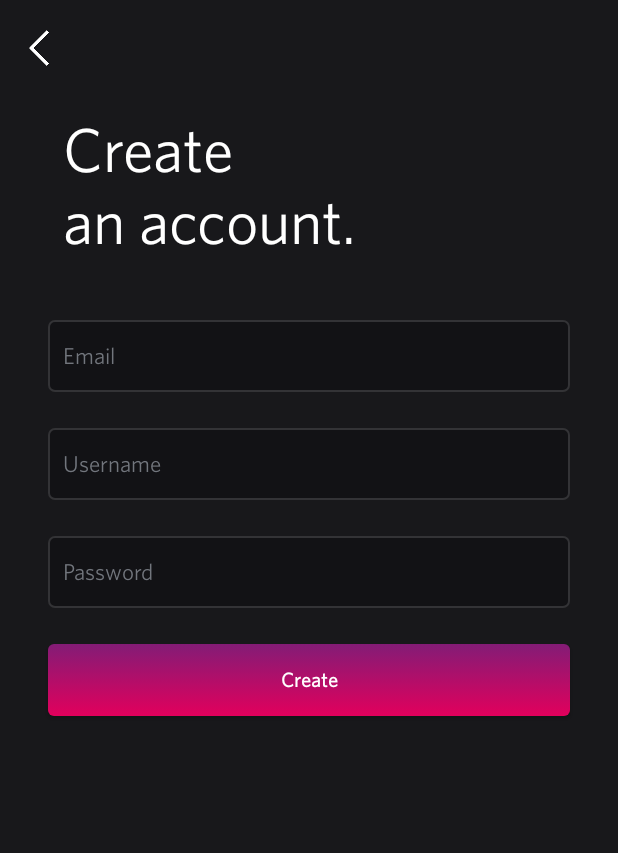
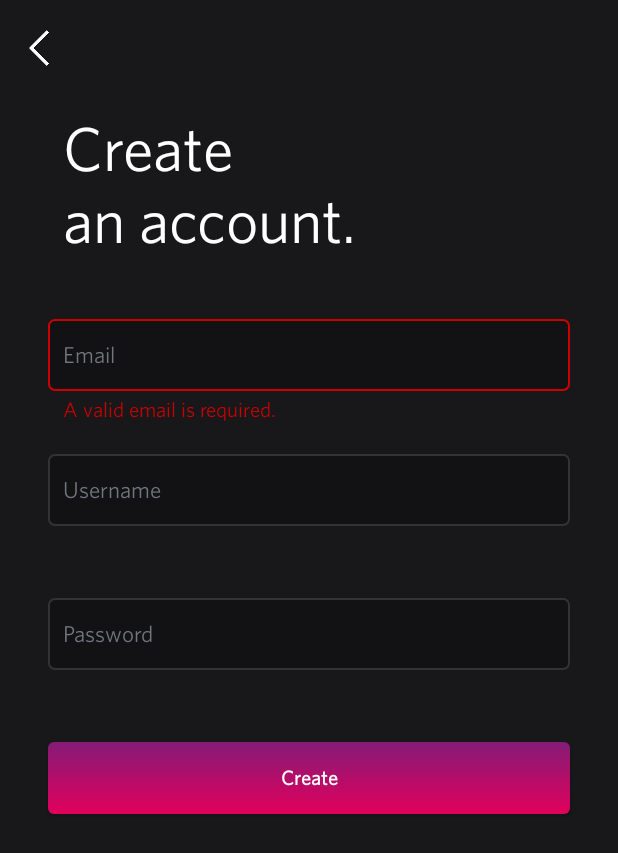
Before and after one commit to Skelly-Co/hito-android-app, an Android app: the CreateAccountActivity screen opened directly, with no data from a screen before it, after a tap on "Create", on a phone screen of 412 x 824 dp. Shown: the top 853 px of the screen. Run offline under Robolectric (Android 15) with nearby library versions, the phone set to English and light mode, and no system bars; our stand-ins replace sdp/ssp sizes; libraries missing offline, so code that uses them is left out: com.r0adkll.slidr, org.apache.commons; 1 statement that could not run was skipped.

Commit message:
Update CreateAccountActivity.java
Implement error handling

```diff
--- a/app/src/main/java/com/skellyco/hito/view/CreateAccountActivity.java
+++ b/app/src/main/java/com/skellyco/hito/view/CreateAccountActivity.java
@@ -1,17 +1,28 @@
 package com.skellyco.hito.view;
 
+import androidx.appcompat.app.AlertDialog;
 import androidx.appcompat.app.AppCompatActivity;
+import androidx.constraintlayout.widget.ConstraintLayout;
+import androidx.lifecycle.LiveData;
+import androidx.lifecycle.Observer;
 import androidx.lifecycle.ViewModelProvider;
 
 import android.os.Bundle;
 import android.view.View;
+import android.view.WindowManager;
 import android.widget.Button;
 import android.widget.EditText;
 import android.widget.ImageButton;
+import android.widget.RelativeLayout;
+import android.widget.TextView;
 
 import com.r0adkll.slidr.Slidr;
 import com.skellyco.hito.R;
 import com.skellyco.hito.core.entity.dto.CreateAccountDTO;
+import com.skellyco.hito.core.shared.Resource;
+import com.skellyco.hito.core.shared.error.CreateAccountError;
+import com.skellyco.hito.view.util.AlertBuilder;
+import com.skellyco.hito.view.util.LiveDataUtil;
 import com.skellyco.hito.viewmodel.CreateAccountViewModel;
 
 public class CreateAccountActivity extends AppCompatActivity {
@@ -20,9 +31,13 @@ public class CreateAccountActivity extends AppCompatActivity {
 
     private ImageButton btnBack;
     private EditText etEmail;
+    private TextView tvEmailError;
     private EditText etUsername;
+    private TextView tvUsernameError;
     private EditText etPassword;
+    private TextView tvPasswordError;
     private Button btnCreateAccount;
+    private RelativeLayout relLoadingPanel;
 
     private CreateAccountViewModel createAccountViewModel;
 
@@ -41,9 +56,13 @@ public class CreateAccountActivity extends AppCompatActivity {
     {
         btnBack = findViewById(R.id.btnBack);
         etEmail = findViewById(R.id.etEmail);
+        tvEmailError = findViewById(R.id.tvEmailError);
         etUsername = findViewById(R.id.etUsername);
+        tvUsernameError = findViewById(R.id.tvUsernameError);
         etPassword = findViewById(R.id.etPassword);
+        tvPasswordError = findViewById(R.id.tvPasswordError);
         btnCreateAccount = findViewById(R.id.btnCreateAccount);
+        relLoadingPanel = findViewById(R.id.relLoadingPanel);
     }
 
     private void initializeListeners()
@@ -74,6 +93,134 @@ public class CreateAccountActivity extends AppCompatActivity {
 
     private void createAccount(CreateAccountDTO createAccountDTO)
     {
+        clearErrors();
+        showLoading();
+        LiveData<Resource<Void, CreateAccountError>> createAccountResource = createAccountViewModel.createAccount(createAccountDTO);
+        LiveDataUtil.observeOnce(createAccountResource, new Observer<Resource<Void, CreateAccountError>>() {
+            @Override
+            public void onChanged(Resource<Void, CreateAccountError> resource) {
+                hideLoading();
+                if(resource.getStatus() == Resource.Status.SUCCESS)
+                {
+
+                }
+                else
+                {
+                    displayError(resource.getError());
+                }
+            }
+        });
+    }
+
+    private void showLoading()
+    {
+        relLoadingPanel.setVisibility(View.VISIBLE);
+        getWindow().setFlags(WindowManager.LayoutParams.FLAG_NOT_TOUCHABLE, WindowManager.LayoutParams.FLAG_NOT_TOUCHABLE);
+    }
+
+    private void hideLoading()
+    {
+        relLoadingPanel.setVisibility(View.GONE);
+        getWindow().clearFlags(WindowManager.LayoutParams.FLAG_NOT_TOUCHABLE);
+    }
+
+    private void displayError(CreateAccountError error)
+    {
+        switch(error.getType())
+        {
+            case EMPTY_EMAIL:
+            {
+                displayEmailError("A valid email is required.");
+                break;
+            }
+            case INVALID_EMAIL:
+            {
+                displayEmailError("The entered email is not valid.");
+                break;
+            }
+            case EMPTY_USERNAME:
+            {
+                displayUsernameError("Username is required.");
+                break;
+            }
+            case EMPTY_PASSWORD:
+            {
+                displayPasswordError("Password is required.");
+                break;
+            }
+            case WEAK_PASSWORD:
+            {
+                displayPasswordError("The entered password is too weak");
+                break;
+            }
+            case UNKNOWN:
+            default:
+            {
+                displayGenericError("Something went wrong. Try again later or contact support.");
+                break;
+            }
+        }
+    }
+
+    private void displayEmailError(String errorMessage)
+    {
+        ConstraintLayout.LayoutParams params = (ConstraintLayout.LayoutParams) etUsername.getLayoutParams();
+        params.setMargins(32, 32, 32, 0);
+        etUsername.setLayoutParams(params);
+        etEmail.setBackgroundResource(R.drawable.edit_text_error);
+        tvEmailError.setText(errorMessage);
+        tvEmailError.setVisibility(View.VISIBLE);
+    }
+
+    private void displayUsernameError(String errorMessage)
+    {
+        ConstraintLayout.LayoutParams params = (ConstraintLayout.LayoutParams) etPassword.getLayoutParams();
+        params.setMargins(32, 32, 32, 0);
+        etPassword.setLayoutParams(params);
+        etUsername.setBackgroundResource(R.drawable.edit_text_error);
+        tvUsernameError.setText(errorMessage);
+        tvUsernameError.setVisibility(View.VISIBLE);
+    }
+
+    private void displayPasswordError(String errorMessage)
+    {
+        ConstraintLayout.LayoutParams params = (ConstraintLayout.LayoutParams) btnCreateAccount.getLayoutParams();
+        params.setMargins(32,42,32,0);
+        btnCreateAccount.setLayoutParams(params);
+        etPassword.setBackgroundResource(R.drawable.edit_text_error);
+        tvPasswordError.setText(errorMessage);
+        tvPasswordError.setVisibility(View.VISIBLE);
+    }
+
+    private void displayGenericError(String errorMessage)
+    {
+        AlertDialog errorDialog = AlertBuilder.buildErrorDialog(this, errorMessage);
+        errorDialog.show();
+    }
+
+    private void clearErrors()
+    {
+        ConstraintLayout.LayoutParams usernameParams = (ConstraintLayout.LayoutParams) etUsername.getLayoutParams();
+        usernameParams.setMargins(32,72,32,0);
+        etUsername.setLayoutParams(usernameParams);
+
+        ConstraintLayout.LayoutParams passwordParams = (ConstraintLayout.LayoutParams) etPassword.getLayoutParams();
+        passwordParams.setMargins(32,72,32,0);
+        etPassword.setLayoutParams(passwordParams);
+
+        ConstraintLayout.LayoutParams createAccountParams = (ConstraintLayout.LayoutParams) btnCreateAccount.getLayoutParams();
+        createAccountParams.setMargins(32,72,32,0);
+        btnCreateAccount.setLayoutParams(createAccountParams);
+
+        etEmail.setBackgroundResource(R.drawable.edit_text);
+        etUsername.setBackgroundResource(R.drawable.edit_text);
+        etPassword.setBackgroundResource(R.drawable.edit_text);
+        tvEmailError.setText("");
+        tvEmailError.setVisibility(View.GONE);
+        tvUsernameError.setText("");
+        tvUsernameError.setVisibility(View.GONE);
+        tvPasswordError.setText("");
+        tvPasswordError.setVisibility(View.GONE);
 
     }
 
```
